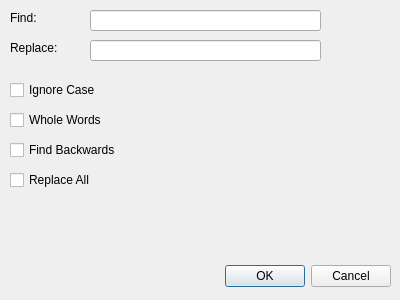
This is uis/find_replace.ui in amirgeva/coide as Qt 5 draws it before an edit. The edited form follows.
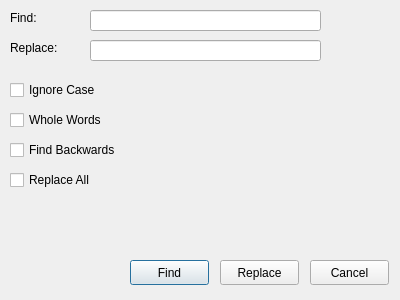
This is the edited form.

```diff
--- a/uis/find_replace.ui
+++ b/uis/find_replace.ui
@@ -13,22 +13,6 @@
   <property name="windowTitle">
    <string>Find / Replace</string>
   </property>
-  <widget class="QDialogButtonBox" name="buttonBox">
-   <property name="geometry">
-    <rect>
-     <x>220</x>
-     <y>260</y>
-     <width>171</width>
-     <height>32</height>
-    </rect>
-   </property>
-   <property name="orientation">
-    <enum>Qt::Horizontal</enum>
-   </property>
-   <property name="standardButtons">
-    <set>QDialogButtonBox::Cancel|QDialogButtonBox::Ok</set>
-   </property>
-  </widget>
   <widget class="QLabel" name="label">
    <property name="geometry">
     <rect>
@@ -127,6 +111,48 @@
     <string>Replace All</string>
    </property>
   </widget>
+  <widget class="QPushButton" name="findButton">
+   <property name="geometry">
+    <rect>
+     <x>130</x>
+     <y>260</y>
+     <width>79</width>
+     <height>25</height>
+    </rect>
+   </property>
+   <property name="text">
+    <string>Find</string>
+   </property>
+   <property name="default">
+    <bool>true</bool>
+   </property>
+  </widget>
+  <widget class="QPushButton" name="replaceButton">
+   <property name="geometry">
+    <rect>
+     <x>220</x>
+     <y>260</y>
+     <width>79</width>
+     <height>25</height>
+    </rect>
+   </property>
+   <property name="text">
+    <string>Replace</string>
+   </property>
+  </widget>
+  <widget class="QPushButton" name="cancelButton">
+   <property name="geometry">
+    <rect>
+     <x>310</x>
+     <y>260</y>
+     <width>79</width>
+     <height>25</height>
+    </rect>
+   </property>
+   <property name="text">
+    <string>Cancel</string>
+   </property>
+  </widget>
  </widget>
  <resources/>
  <connections>
```
Left out of the diff: 35 changed lines with no effect on the pictures.
